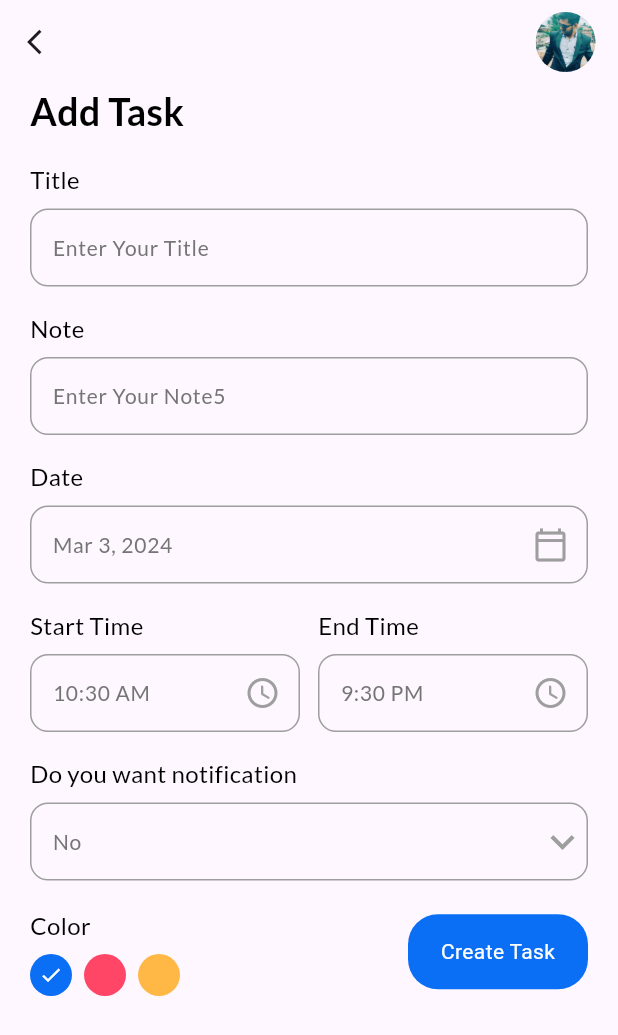
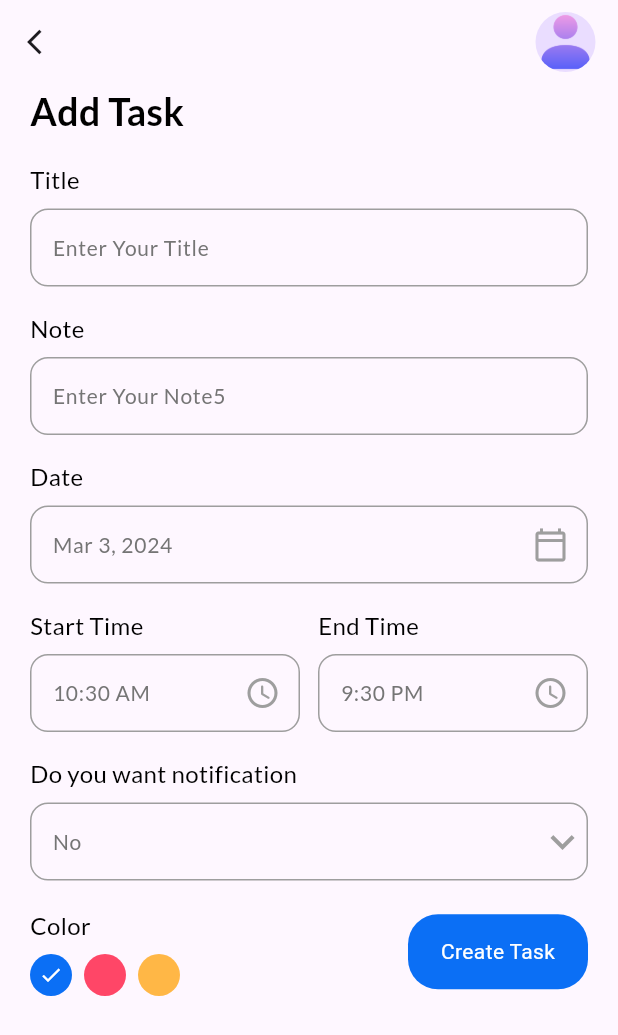
Before and after one commit to trilokdewangan28/todo, a Flutter app: the screen it shows after launch, after a tap on "+ Add Task", on a phone screen of 412 x 824 dp. Shown: the top 1035 px of the screen. Run offline on Flutter 3.47's test engine with Material 3 defaults, Android fonts, the phone set to English and light mode, and no system bars; our stand-ins replace awesome_notifications, date_picker_timeline, flutter_local_notifications, flutter_staggered_animations, get, get_storage and 2 more; accounts and stored records are empty.

Commit message:
final last commit all set

```diff
--- a/lib/services/NotificationServices.dart
+++ b/lib/services/NotificationServices.dart
@@ -20,7 +20,7 @@ class NotificationServices{
   static ReceivedAction? initialAction;
   static initialiszeNotification()async{
     await AwesomeNotifications().initialize(
-        'resource://drawable/appicon',
+        'resource://drawable/ic_launcher',
         [
           NotificationChannel(
               channelGroupKey: "test_channel_group",             // optional
--- a/lib/ui/AddTaskPage.dart
+++ b/lib/ui/AddTaskPage.dart
@@ -369,7 +369,7 @@ class _AddTaskPageState extends State<AddTaskPage> {
         Container(
           margin: const EdgeInsets.only(right: 15),
           child: const CircleAvatar(
-            backgroundImage: AssetImage('assets/images/profile.jpg'),
+            backgroundImage: AssetImage('assets/images/profile.png'),
           ),
         )
       ],
--- a/lib/ui/HomePage.dart
+++ b/lib/ui/HomePage.dart
@@ -7,12 +7,10 @@ import 'package:intl/intl.dart';
 import 'package:todo/controllers/task_controller.dart';
 import 'package:todo/models/task.dart';
 import 'package:todo/services/NotificationCreationMethod.dart';
-
 import 'package:todo/services/ThemeServices.dart';
 import 'package:todo/ui/AddTaskPage.dart';
 import 'package:todo/ui/Themes.dart';
 import 'package:todo/ui/widgets/button.dart';
-
 import 'widgets/task_tile.dart';
 
 class HomePage extends StatefulWidget {
@@ -338,7 +336,7 @@ class _HomePageState extends State<HomePage> {
         Container(
           margin: const EdgeInsets.only(right: 15),
           child: const CircleAvatar(
-            backgroundImage: AssetImage('assets/images/profile.jpg'),
+            backgroundImage: AssetImage('assets/images/profile.png'),
           ),
         )
       ],
--- a/pubspec.yaml
+++ b/pubspec.yaml
@@ -70,7 +70,7 @@ flutter:
 
   # To add assets to your application, add an assets section, like this:
   assets:
-    - assets/images/profile.jpg
+    - assets/images/profile.png
   #   - images/a_dot_ham.jpeg
 
   # An image asset can refer to one or more resolution-specific "variants", see
```
Also changed, not shown: assets/images/profile.jpg (deleted), assets/images/profile.png (added), 8 other files.
